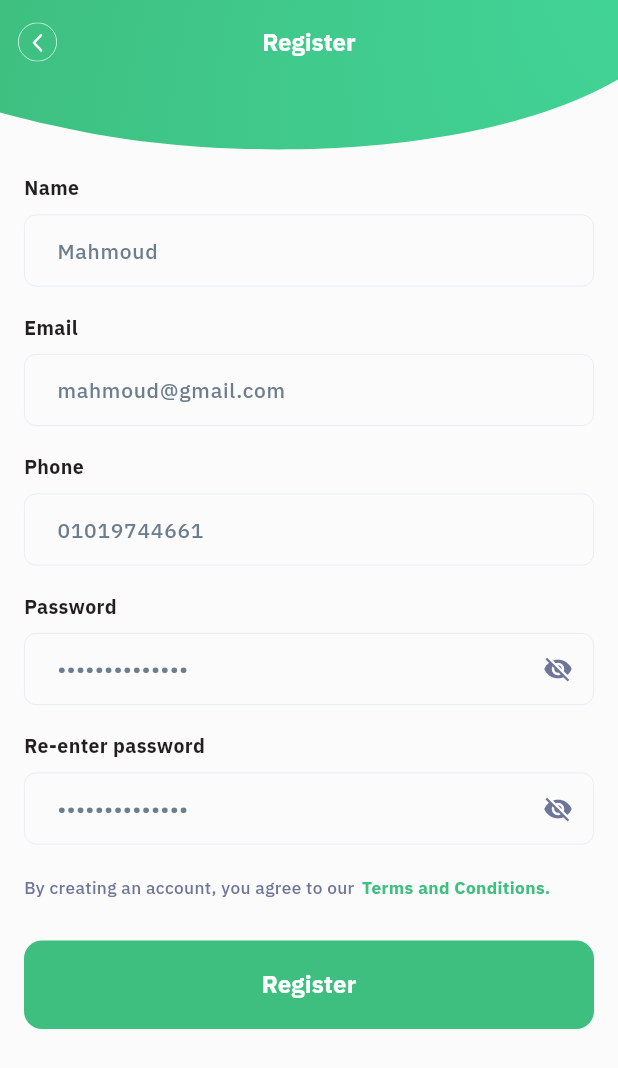
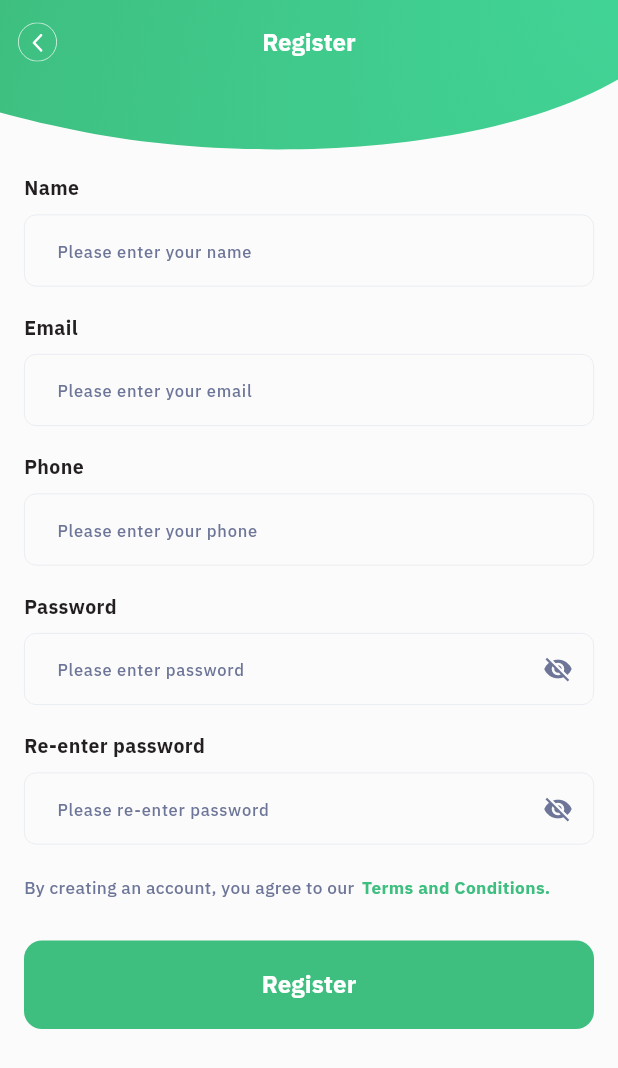
Before and after one commit to elkafrawyel/megaplug, a Flutter app: the RegisterScreen screen opened directly, on a phone screen of 412 x 824 dp. Shown: the top 1068 px of the screen. Run offline on Flutter 3.47's test engine with Material 3 defaults, Android fonts, the phone set to English and light mode, and no system bars; drawn by our look-alikes of oktoast; our stand-ins replace badges, cached_network_image, carousel_slider, connectivity_plus, dio, dotted_border and 19 more; missing offline and left inert: flutter_inappwebview, google_maps_cluster_manager_2, widget_to_marker; accounts and stored records are empty; project files that could hold a hidden picture were left out.

Commit message:
auth issues fixed

```diff
--- a/lib/presentation/auth/otp_code/otp_code_screen.dart
+++ b/lib/presentation/auth/otp_code/otp_code_screen.dart
@@ -245,7 +245,7 @@ class _OtpCodeScreenState extends State<OtpCodeScreen> {
           RegisterResponse response = apiResult.getData();
 
           InformationViewer.showSuccessToast(msg: response.message);
-          await StorageClient().saveUser(userResponse: response.data);
+          // await StorageClient().saveUser(userResponse: response.data);
           // Get.offAll(() => HomeScreen(), binding: HomeBinding());
         } else {
           if (mounted) {
--- a/lib/presentation/auth/register/register_screen.dart
+++ b/lib/presentation/auth/register/register_screen.dart
@@ -48,11 +48,11 @@ class _RegisterScreenState extends State<RegisterScreen> {
   @override
   void initState() {
     super.initState();
-    nameController.text = 'Mahmoud';
-    emailController.text = 'mahmoud@gmail.com';
-    phoneController.text = '01019744661';
-    passwordController.text = 'Flutter123456!';
-    confirmPasswordController.text = 'Flutter123456!';
+    // nameController.text = 'Mahmoud';
+    // emailController.text = 'mahmoud@gmail.com';
+    // phoneController.text = '01019744661';
+    // passwordController.text = 'Flutter123456!';
+    // confirmPasswordController.text = 'Flutter123456!';
   }
 
   @override
```
Also changed, not shown: lib/presentation/auth/login/login_screen.dart (+8 -8 lines).
